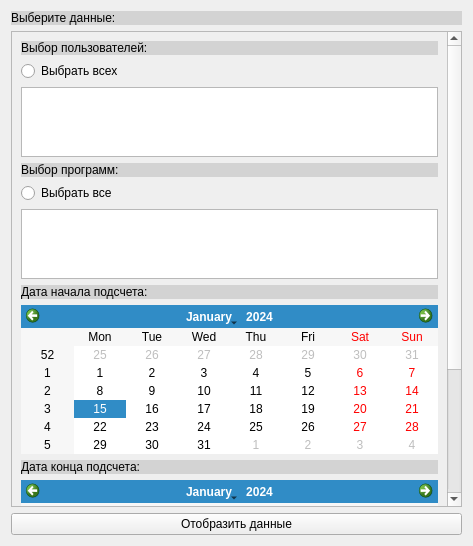
Above: src/Forms/typeinfostructform.ui from OniongRu/ROUPClientVeiwer before the change. Below: the same form after it.
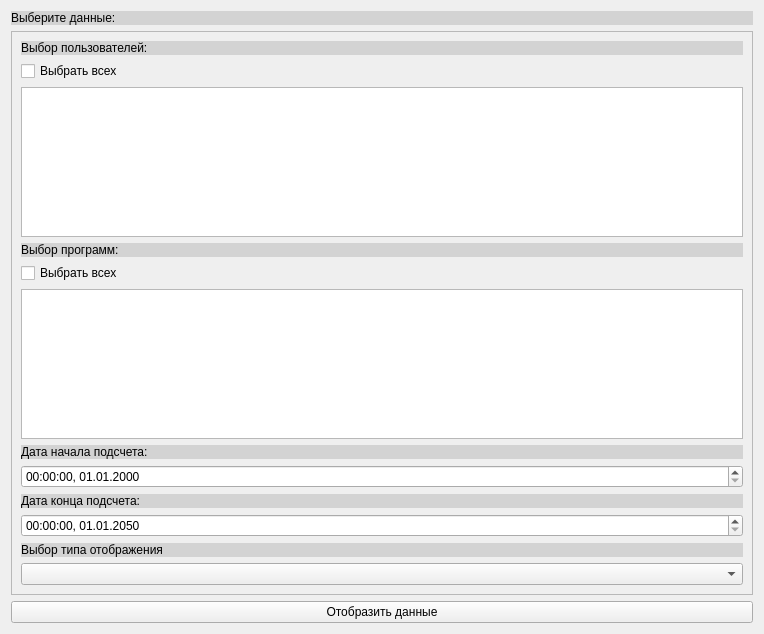
That is the form after the change.

Patch:
```diff
--- a/src/Forms/typeinfostructform.ui
+++ b/src/Forms/typeinfostructform.ui
@@ -6,8 +6,8 @@
    <rect>
     <x>0</x>
     <y>0</y>
-    <width>473</width>
-    <height>546</height>
+    <width>764</width>
+    <height>634</height>
    </rect>
   </property>
   <property name="windowTitle">
@@ -35,8 +35,8 @@
        <rect>
         <x>0</x>
         <y>0</y>
-        <width>436</width>
-        <height>735</height>
+        <width>744</width>
+        <height>566</height>
        </rect>
       </property>
       <layout class="QVBoxLayout" name="verticalLayout_4">
@@ -56,7 +56,7 @@
          <item>
           <layout class="QHBoxLayout" name="horizontalLayout_2">
            <item>
-            <widget class="QRadioButton" name="radioButton_2">
+            <widget class="QCheckBox" name="checkBox">
              <property name="text">
               <string>Выбрать всех</string>
              </property>
@@ -101,9 +101,9 @@
          <item>
           <layout class="QHBoxLayout" name="horizontalLayout">
            <item>
-            <widget class="QRadioButton" name="radioButton">
+            <widget class="QCheckBox" name="checkBox_2">
              <property name="text">
-              <string>Выбрать все</string>
+              <string>Выбрать всех</string>
              </property>
             </widget>
            </item>
@@ -141,7 +141,28 @@
           </widget>
          </item>
          <item>
-          <widget class="QCalendarWidget" name="calendarStart"/>
+          <widget class="QDateTimeEdit" name="dateTimeEditStart">
+           <property name="dateTime">
+            <datetime>
+             <hour>0</hour>
+             <minute>0</minute>
+             <second>0</second>
+             <year>2000</year>
+             <month>1</month>
+             <day>1</day>
+            </datetime>
+           </property>
+           <property name="time">
+            <time>
+             <hour>0</hour>
+             <minute>0</minute>
+             <second>0</second>
+            </time>
+           </property>
+           <property name="displayFormat">
+            <string>HH:mm:ss, dd.MM.yyyy</string>
+           </property>
+          </widget>
          </item>
         </layout>
        </item>
@@ -159,7 +180,18 @@
           </widget>
          </item>
          <item>
-          <widget class="QCalendarWidget" name="calendarEnd"/>
+          <widget class="QDateTimeEdit" name="dateTimeEditEnd">
+           <property name="date">
+            <date>
+             <year>2050</year>
+             <month>1</month>
+             <day>1</day>
+            </date>
+           </property>
+           <property name="displayFormat">
+            <string>HH:mm:ss, dd.MM.yyyy</string>
+           </property>
+          </widget>
          </item>
         </layout>
        </item>
```
